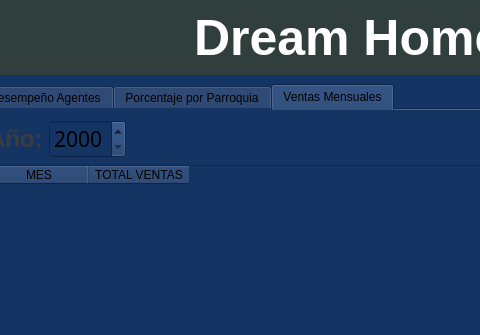
JhustynC/TF_BaseDeDatos, file view/menu_principal.ui: the form before one commit; both pictures show x 232 to 712 and y 0 to 335 of the 1198 by 622 pixel window.
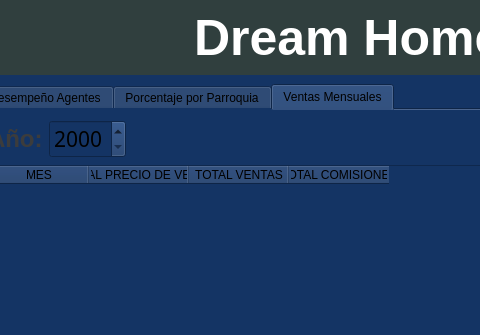
The form after the commit. The open tabs and pages were chosen to show the change. Icons and pictures are not drawn.

Diff of the .ui file:
```diff
--- a/view/menu_principal.ui
+++ b/view/menu_principal.ui
@@ -1817,11 +1817,21 @@
                              <string>MES</string>
                             </property>
                            </column>
+                           <column>
+                            <property name="text">
+                             <string>TOTAL PRECIO DE VENTA</string>
+                            </property>
+                           </column>
                            <column>
                             <property name="text">
                              <string>TOTAL VENTAS</string>
                             </property>
                            </column>
+                           <column>
+                            <property name="text">
+                             <string>TOTAL COMISIONES</string>
+                            </property>
+                           </column>
                           </widget>
                          </item>
                          <item row="0" column="1">
```
Left out of the diff: 6 changed lines with no effect on the pictures.
